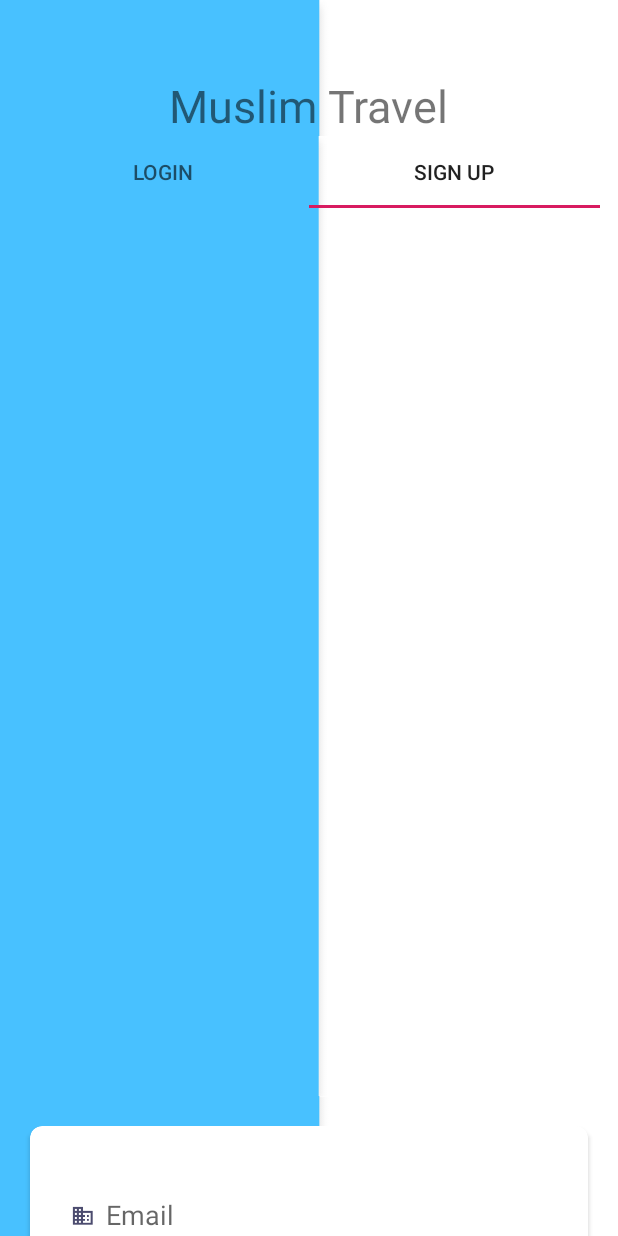
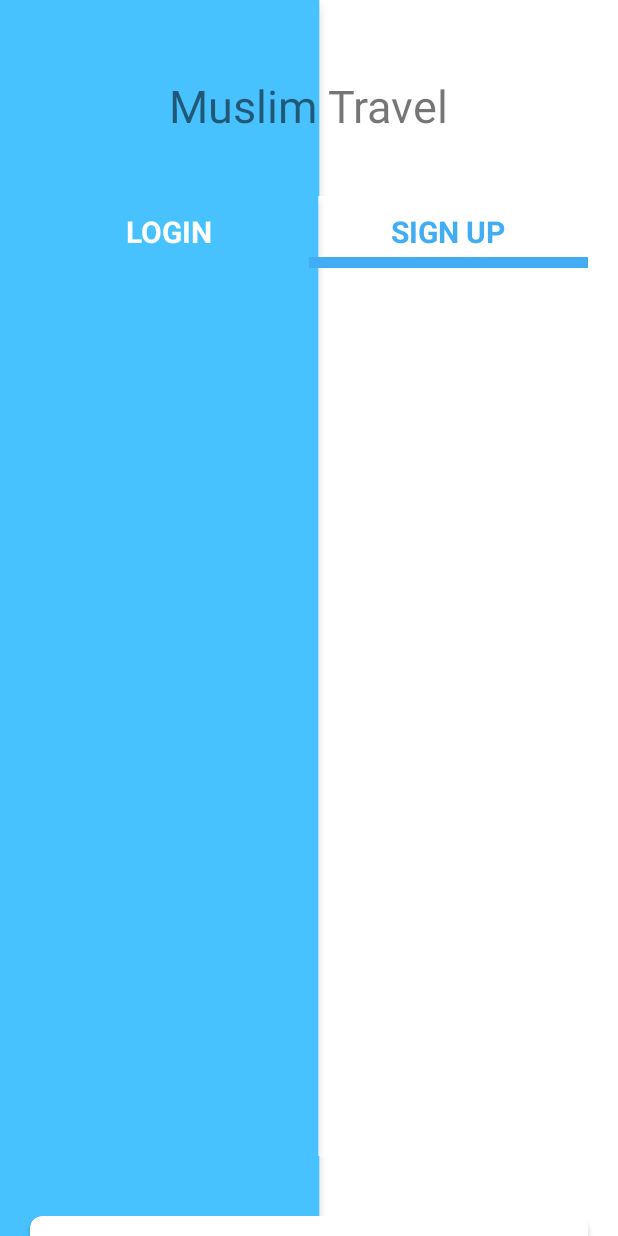
Before and after one commit to fazri09/android_muslim_hotel, an Android app: the SigninActivity screen opened directly, with no data from a screen before it, tab 2 chosen, on a phone screen of 412 x 824 dp. Run offline under Robolectric (Android 15) with nearby library versions, the light colour scheme and no system bars.

Commit message:
update tampilan login dan sig Up

```diff
--- a/app/src/main/java/com/example/muslimhotel/adapter/SigninAdapter.java
+++ b/app/src/main/java/com/example/muslimhotel/adapter/SigninAdapter.java
@@ -1,4 +1,9 @@
 package com.example.muslimhotel.adapter;
+
+import android.content.Context;
+import android.view.LayoutInflater;
+import android.view.View;
+import android.widget.TextView;
 
 import androidx.annotation.NonNull;
 import androidx.fragment.app.Fragment;
@@ -7,13 +12,16 @@ import androidx.fragment.app.FragmentManager;
 import androidx.fragment.app.FragmentStatePagerAdapter;
 
 
+import com.example.muslimhotel.R;
 import com.example.muslimhotel.ui.LoginFragment;
 import com.example.muslimhotel.ui.SignUpFragment;
 
 public class SigninAdapter extends FragmentStatePagerAdapter {
 
-    public SigninAdapter(FragmentManager fm) {
+    private Context context;
+    public SigninAdapter(FragmentManager fm, Context context) {
         super(fm);
+        this.context = context;
     }
 
     @NonNull
@@ -66,6 +74,8 @@ public class SigninAdapter extends FragmentStatePagerAdapter {
 //        return tabTitles[position];
 //    }
 //
+
+//    @Override
 //    public View getTabView(int position) {
 //        View tab = LayoutInflater.from(context).inflate(R.layout.custom_tab, null);
 //        TextView tv1 = (TextView) tab.findViewById(R.id.custom_text1);
--- a/app/src/main/java/com/example/muslimhotel/ui/SigninActivity.java
+++ b/app/src/main/java/com/example/muslimhotel/ui/SigninActivity.java
@@ -29,7 +29,7 @@ public class SigninActivity extends AppCompatActivity {
         login = tabLayout.newTab();
         signUp = tabLayout.newTab();
 
-        signinAdapter = new SigninAdapter(getSupportFragmentManager());
+        signinAdapter = new SigninAdapter(getSupportFragmentManager(),this);
         viewPager.setAdapter(signinAdapter);
 
 
@@ -38,15 +38,26 @@ public class SigninActivity extends AppCompatActivity {
         tabLayout.addTab(login,0);
         tabLayout.addTab(signUp,1);
 
+        tabLayout.setSelectedTabIndicatorColor(getResources().getColor(R.color.white));
+        tabLayout.setTabTextColors(getResources().getColor(R.color.blue),getResources().getColor(R.color.white));
+
+
+
         viewPager.addOnPageChangeListener(new TabLayout.TabLayoutOnPageChangeListener(tabLayout));
         tabLayout.addOnTabSelectedListener(new TabLayout.OnTabSelectedListener() {
             @Override
             public void onTabSelected(TabLayout.Tab tab) {
                 viewPager.setCurrentItem(tab.getPosition());
                 if (tab.getPosition() == 0){
+                    tabLayout.setSelectedTabIndicatorColor(getResources().getColor(R.color.white));
+                    tabLayout.setTabTextColors(getResources().getColor(R.color.blue),getResources().getColor(R.color.white));
+
                     // do something
                 }
                 if (tab.getPosition() == 1){
+                    tabLayout.setSelectedTabIndicatorColor(getResources().getColor(R.color.blue));
+                    tabLayout.setTabTextColors(getResources().getColor(R.color.white),getResources().getColor(R.color.blue));
+
                     // do something
                 }
 
--- a/app/src/main/res/layout/activity_signin.xml
+++ b/app/src/main/res/layout/activity_signin.xml
@@ -4,7 +4,7 @@
     xmlns:tools="http://schemas.android.com/tools"
     android:layout_width="match_parent"
     android:layout_height="match_parent"
-    tools:context=".activity.SigninActivity"
+    tools:context=".ui.SigninActivity"
     android:background="@drawable/background"
     android:orientation="vertical">
 <TextView
@@ -21,9 +21,12 @@
         android:layout_width="match_parent"
         android:layout_height="wrap_content"
         android:layout_gravity="center"
-        android:layout_marginLeft="12dp"
-        android:layout_marginRight="12dp"
+        android:layout_marginLeft="20dp"
+        android:layout_marginRight="20dp"
+        android:layout_marginTop="40dp"
         android:background="@drawable/background"
+        app:tabIndicatorHeight="7dp"
+        app:tabTextAppearance="@style/customTaplayout"
         app:tabGravity="fill"
         app:tabMode="fixed" />
 
--- a/app/src/main/res/layout/fragment_login.xml
+++ b/app/src/main/res/layout/fragment_login.xml
@@ -17,7 +17,7 @@
             android:id="@+id/cv_one"
             android:layout_width="match_parent"
             android:layout_height="wrap_content"
-            android:layout_marginTop="20dp"
+            android:layout_marginTop="40dp"
             android:layout_marginLeft="20dp"
             android:layout_marginRight="20dp"
             app:cardCornerRadius="8dp"
@@ -56,7 +56,7 @@
                     app:passwordToggleEnabled="true"
 
                     android:layout_marginLeft="8dp"
-                    android:layout_marginTop="12dp"
+                    android:layout_marginTop="8dp"
                     >
 
                     <EditText
@@ -89,7 +89,7 @@
                     android:layout_marginBottom="20dp"
                     android:textSize="19sp"
                     android:textStyle="bold"
-                    android:padding="14dp"
+                    android:padding="12dp"
                     android:textColor="#FFFF"
                     android:text="LOGIN"
                     />
--- a/app/src/main/res/layout/fragment_sign_up.xml
+++ b/app/src/main/res/layout/fragment_sign_up.xml
@@ -6,7 +6,7 @@
     android:background="@drawable/background"
 
     xmlns:app="http://schemas.android.com/apk/res-auto"
-    tools:context=".fragment.SignUpFragment">
+    tools:context=".ui.SignUpFragment">
 
 
     <RelativeLayout
@@ -17,7 +17,7 @@
             android:id="@+id/cv_one"
             android:layout_width="match_parent"
             android:layout_height="wrap_content"
-            android:layout_marginTop="20dp"
+            android:layout_marginTop="40dp"
             android:layout_marginLeft="20dp"
             android:layout_marginRight="20dp"
             app:cardCornerRadius="8dp"
@@ -54,7 +54,7 @@
                     android:layout_width="match_parent"
                     android:layout_height="wrap_content"
                     android:layout_marginLeft="8dp"
-                    android:layout_marginTop="12dp"
+                    android:layout_marginTop="8dp"
                     >
 
                     <EditText
@@ -72,7 +72,7 @@
                     android:layout_height="wrap_content"
                     app:passwordToggleEnabled="true"
                     android:layout_marginLeft="8dp"
-                    android:layout_marginTop="12dp"
+                    android:layout_marginTop="8dp"
                     >
 
                     <EditText
@@ -93,7 +93,7 @@
                     app:passwordToggleEnabled="true"
 
                     android:layout_marginLeft="8dp"
-                    android:layout_marginTop="12dp"
+                    android:layout_marginTop="8dp"
                     >
 
                     <EditText
@@ -117,7 +117,7 @@
                     android:layout_marginBottom="20dp"
                     android:textSize="19sp"
                     android:textStyle="bold"
-                    android:padding="14dp"
+                    android:padding="12dp"
                     android:textColor="#FFFF"
                     android:text="CONTINUE"
                     />
--- a/app/src/main/res/values/styles.xml
+++ b/app/src/main/res/values/styles.xml
@@ -15,4 +15,9 @@
         <item name="colorAccent">@color/colorAccent</item>
     </style>
 
+    <style name="customTaplayout" parent="Widget.Design.TabLayout">
+        <item name="android:textSize">20sp</item>
+        <item name="android:textStyle">bold</item>
+    </style>
+
 </resources>
```
